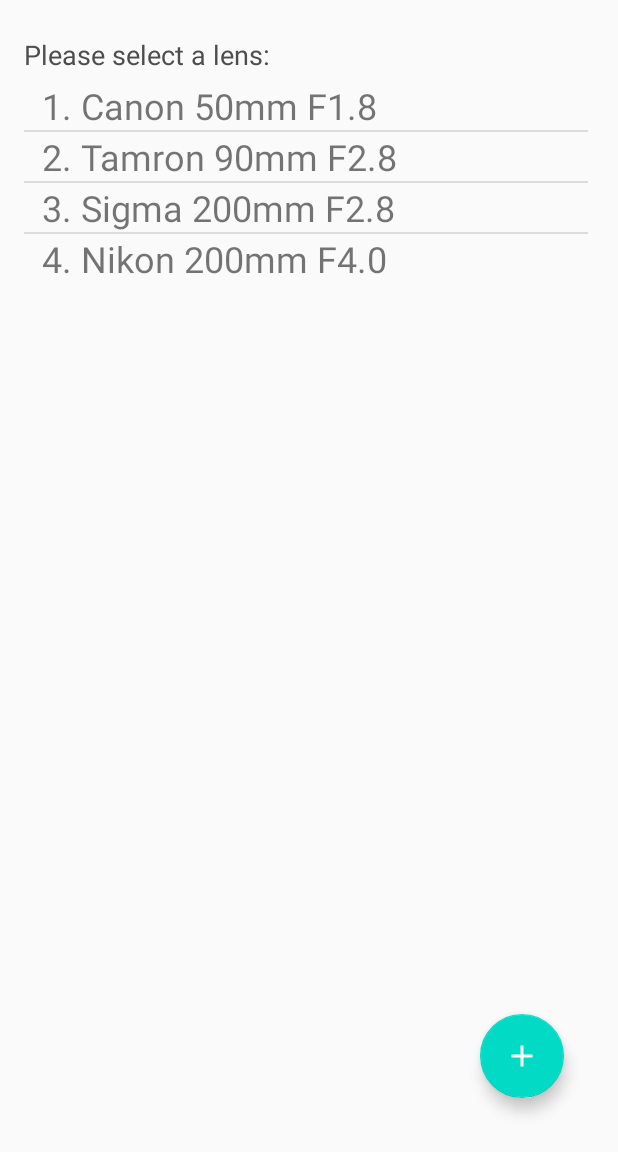
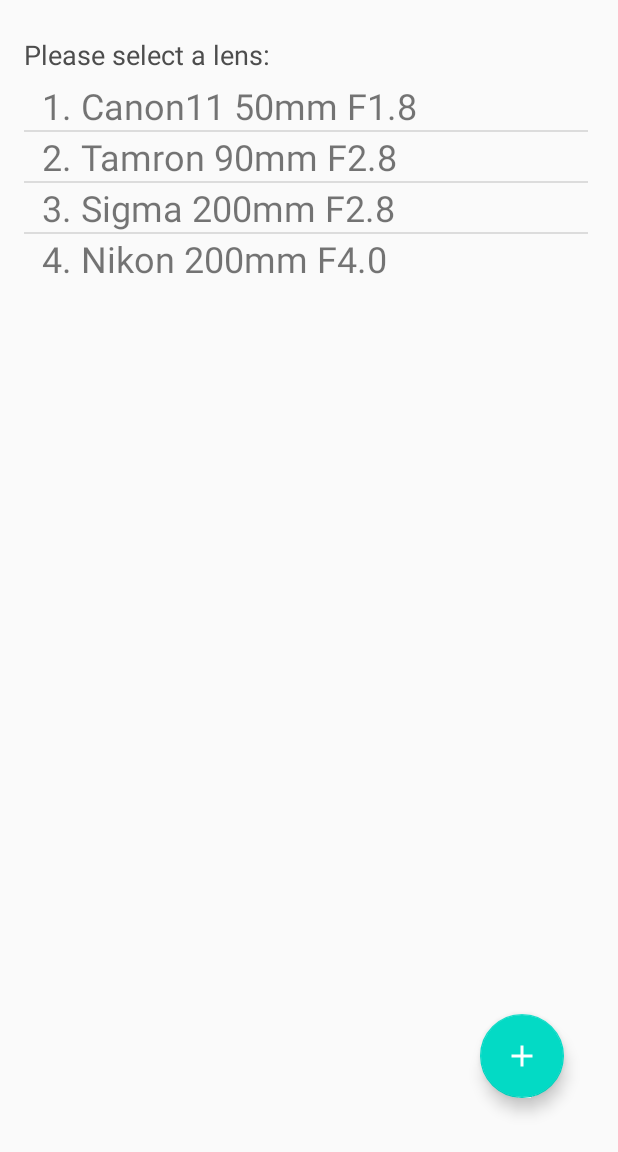
Before and after one commit to jevidin/DepthOfFieldCalculator, an Android app: the screen it shows after launch (MainActivity), on a phone screen of 412 x 824 dp, the part 84-1236 px from its top. Run offline under Robolectric (Android 15) with nearby library versions, the phone set to English and light mode, and no system bars.

```diff
--- a/app/build.gradle
+++ b/app/build.gradle
@@ -30,6 +30,7 @@ dependencies {
     implementation 'androidx.constraintlayout:constraintlayout:2.0.1'
     implementation 'androidx.navigation:navigation-fragment:2.1.0'
     implementation 'androidx.navigation:navigation-ui:2.1.0'
+    implementation 'com.google.code.gson:gson:2.8.2'
     testImplementation 'junit:junit:4.12'
     androidTestImplementation 'androidx.test.ext:junit:1.1.2'
     androidTestImplementation 'androidx.test.espresso:espresso-core:3.3.0'
--- a/app/src/main/AndroidManifest.xml
+++ b/app/src/main/AndroidManifest.xml
@@ -20,7 +20,7 @@
         <activity android:name=".AddLensActivity"
                   android:label="Add Lens">
 
-        </activity>>
+        </activity>
         <activity
             android:name=".MainActivity"
             android:label="@string/app_name"
--- a/app/src/main/java/com/example/assignment2/MainActivity.java
+++ b/app/src/main/java/com/example/assignment2/MainActivity.java
@@ -1,12 +1,15 @@
 package com.example.assignment2;
 
 import android.content.Intent;
+import android.content.SharedPreferences;
 import android.os.Bundle;
 
 import com.example.assignment2.model.Lens;
 import com.example.assignment2.model.LensManager;
 import com.google.android.material.floatingactionbutton.FloatingActionButton;
 import com.google.android.material.snackbar.Snackbar;
+import com.google.gson.Gson;
+import com.google.gson.reflect.TypeToken;
 
 import androidx.appcompat.app.AppCompatActivity;
 import androidx.appcompat.widget.Toolbar;
@@ -21,6 +24,7 @@ import android.widget.ListView;
 import android.widget.TextView;
 import android.widget.Toast;
 
+import java.lang.reflect.Type;
 import java.util.ArrayList;
 import java.util.List;
 import java.util.Locale;
@@ -35,11 +39,9 @@ public class MainActivity extends AppCompatActivity {
         setSupportActionBar(toolbar);
 
         lensManager = LensManager.getInstance();
-        lensManager.add(new Lens("Canon", 1.8, 50));
-        lensManager.add(new Lens("Tamron", 2.8, 90));
-        lensManager.add(new Lens("Sigma", 2.8, 200));
-        lensManager.add(new Lens("Nikon", 4, 200));
+        getLensFromSharedPref();
         populateListView();
+        //storeLensToSharedPref();
         updateUI();
         registerClickCallback();
         FloatingActionButton fab = findViewById(R.id.fab);
@@ -52,11 +54,64 @@ public class MainActivity extends AppCompatActivity {
         });
     }
 
+    private void getDefaultLens(){
+
+        lensManager.add(new Lens("Canon11", 1.8, 50));
+        lensManager.add(new Lens("Tamron", 2.8, 90));
+        lensManager.add(new Lens("Sigma", 2.8, 200));
+        lensManager.add(new Lens("Nikon", 4, 200));
+
+    }
+
+    private void getLensFromSharedPref(){
+        SharedPreferences prefs = getSharedPreferences("User's Lenses", MODE_PRIVATE);
+        //List<Lens> storedLens = new ArrayList<>();
+
+        Gson lensGson = new Gson();
+
+        String lensJson = prefs.getString("Lens Manager",null );
+        Type type = new TypeToken<List<Lens>>() {}.getType();
+        List<Lens> storedLens = lensGson.fromJson(lensJson, type);
+
+        if(storedLens == null){
+            //storedLens = new ArrayList<>();
+            getDefaultLens();
+        }
+        else {//turn arraylist to lensmanager
+            for(int i = 0; i < storedLens.size(); i++){
+                lensManager.add(storedLens.get(i));
+            }
+        }
+    }
+
+    private void storeLensToSharedPref() {
+        SharedPreferences prefs = getSharedPreferences("User's Lenses", MODE_PRIVATE);
+        SharedPreferences.Editor editor = prefs.edit();
+
+        Gson gson = new Gson();
+        List<Lens> storedLens = new ArrayList<>();
+
+        if(lensManager.getNumLenses() == 0){
+            getDefaultLens();
+        }
+
+        //turn manager into an arraylist
+        for(int i = 0; i < lensManager.getNumLenses();i++){
+            storedLens.add(lensManager.get(i));
+        }
+
+        String json = gson.toJson(storedLens);
+        editor.putString("Lens Manager", json);
+        editor.apply();
+    }
+
 
     public void onRestart() {
         super.onRestart();
+        storeLensToSharedPref();
         populateListView();
         updateUI();
+
     }
 
     private void populateListView() {
```
